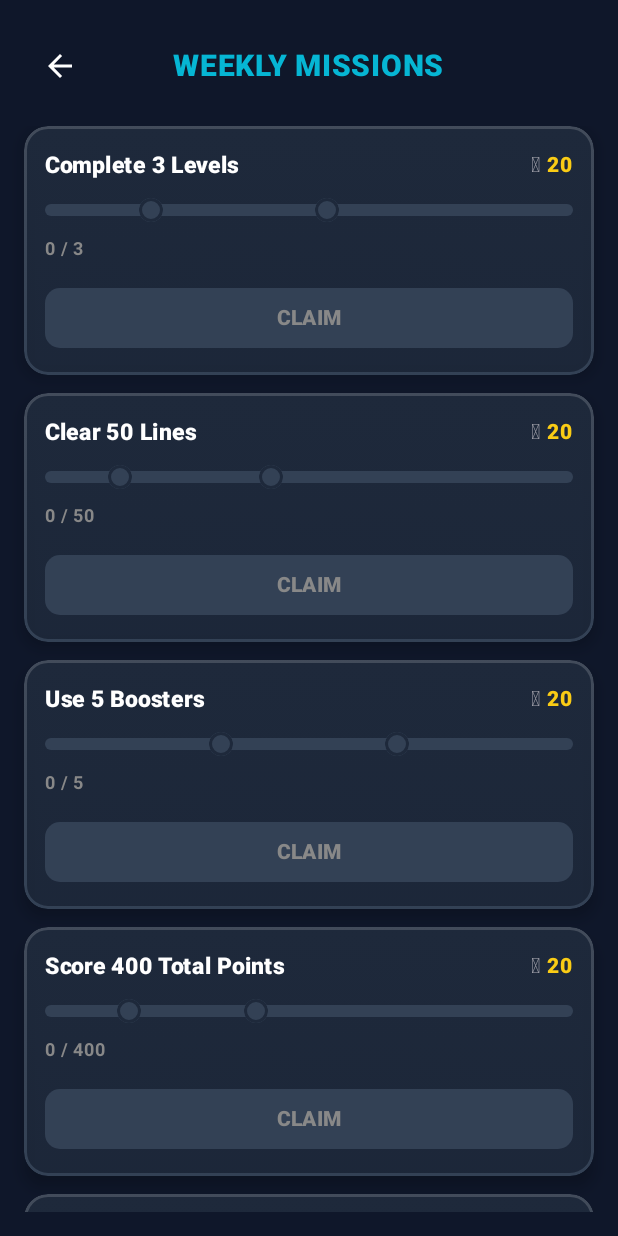
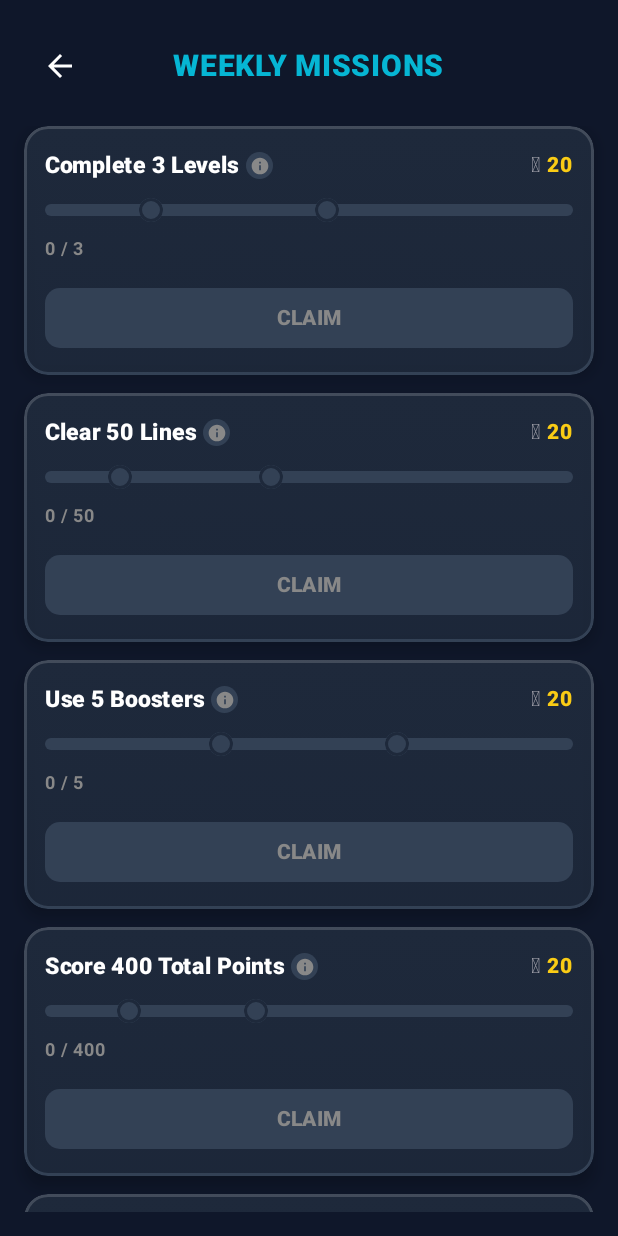
Before and after one commit to MiniAppFactory/boomblast, an Android app built with Jetpack Compose: the MissionsScreen screen opened through its navigation route, on a phone screen of 412 x 824 dp. Run offline under Robolectric (Android 15) with nearby library versions, the phone set to English and light mode, and no system bars; our stand-ins replace AdMob; pictures from the network do not load; 5 statements that could not run were skipped.

Commit message:
Faz 76: haftalik gorev kartlarina "i" bilgi ikonu + 3 tier detay overlay'i
Kullanici: "gorevlerin milestone kriterleri yazmiyor, hicbir yerde 3
tier'in tamamini goremiyorum." Baslik/ilerleme sadece AKTIF tier'i
gosteriyordu. Her kart basligina kucuk bir "i" ikonu eklendi, tiklaninca
3 tier'in tamamini (hedef+odul+durum: kilitli/hazir/alindi) listeleyen
bir AlertDialog aciliyor.

Dogrulama: compileDebugKotlin + testDebugUnitTest yesil, S8'de ekran
goruntusuyle dogrulandi.

Co-Authored-By: Claude Sonnet 5 <noreply@anthropic.com>
Claude-Session: https://claude.ai/code/session_01UK4d1BH9qBK1LWzSXFMapE

```diff
--- a/app/src/main/java/com/example/ui/missions/MissionsScreen.kt
+++ b/app/src/main/java/com/example/ui/missions/MissionsScreen.kt
@@ -2,6 +2,7 @@ package com.example.ui.missions
 
 import androidx.compose.foundation.background
 import androidx.compose.foundation.border
+import androidx.compose.foundation.clickable
 import androidx.compose.foundation.layout.Arrangement
 import androidx.compose.foundation.layout.Box
 import androidx.compose.foundation.layout.BoxWithConstraints
@@ -23,6 +24,8 @@ import androidx.compose.material.icons.Icons
 import androidx.compose.material.icons.automirrored.filled.ArrowBack
 import androidx.compose.material.icons.filled.Check
 import androidx.compose.material.icons.filled.EmojiEvents
+import androidx.compose.material.icons.filled.Info
+import androidx.compose.material3.AlertDialog
 import androidx.compose.material3.Button
 import androidx.compose.material3.ButtonDefaults
 import androidx.compose.material3.Icon
@@ -30,6 +33,10 @@ import androidx.compose.material3.IconButton
 import androidx.compose.material3.Surface
 import androidx.compose.material3.Text
 import androidx.compose.runtime.Composable
+import androidx.compose.runtime.getValue
+import androidx.compose.runtime.mutableStateOf
+import androidx.compose.runtime.remember
+import androidx.compose.runtime.setValue
 import androidx.compose.ui.Alignment
 import androidx.compose.ui.Modifier
 import androidx.compose.ui.draw.clip
@@ -179,6 +186,11 @@ private fun MissionCard(
     val allTiersClaimed = activeTierIndex == null
     val activeTier = activeTierIndex?.let { mission.tiers[it] } ?: mission.tiers.last()
     val isComplete = currentCount >= activeTier.target
+    // Faz 76: kullanici "milestone kriterleri hicbir yerde yazmiyor" dedi —
+    // karttaki baslik/ilerleme sadece AKTIF tier'i gosteriyordu, 3 tier'in
+    // tamamini gormenin bir yolu yoktu. Kucuk bir "i" ikonu tiklayinca
+    // 3 tier'in tamamini (hedef+odul) listeleyen kisa bir overlay aciliyor.
+    var showInfo by remember { mutableStateOf(false) }
     val isClaimable = !allTiersClaimed && isComplete
     val isClaimed = allTiersClaimed
 
@@ -213,13 +225,37 @@ private fun MissionCard(
                 horizontalArrangement = Arrangement.SpaceBetween,
                 verticalAlignment = Alignment.CenterVertically
             ) {
+                Row(
+                    modifier = Modifier.weight(1f),
+                    verticalAlignment = Alignment.CenterVertically
+                ) {
                     Text(
                         text = mission.title(language, if (allTiersClaimed) mission.tiers.last().target else activeTier.target),
                         fontSize = 15.sp,
                         fontWeight = FontWeight.Black,
                         color = palette.textPrimary,
-                    modifier = Modifier.weight(1f)
+                        maxLines = 1,
+                        overflow = androidx.compose.ui.text.style.TextOverflow.Ellipsis,
+                        modifier = Modifier.weight(1f, fill = false)
                     )
+                    Spacer(modifier = Modifier.width(4.dp))
+                    Box(
+                        modifier = Modifier
+                            .size(18.dp)
+                            .clip(CircleShape)
+                            .background(palette.cardAlt)
+                            .clickable { showInfo = true }
+                            .testTag("mission_info_${mission.id}"),
+                        contentAlignment = Alignment.Center
+                    ) {
+                        Icon(
+                            imageVector = Icons.Filled.Info,
+                            contentDescription = language.pick(tr = "Görev detayı", en = "Mission details", it = "Dettagli missione", fr = "Détails de la mission", es = "Detalles de la misión"),
+                            tint = palette.textSecondary,
+                            modifier = Modifier.size(13.dp)
+                        )
+                    }
+                }
 
                 Spacer(modifier = Modifier.width(8.dp))
 
@@ -339,6 +375,44 @@ private fun MissionCard(
             }
         }
     }
+
+    if (showInfo) {
+        AlertDialog(
+            onDismissRequest = { showInfo = false },
+            confirmButton = {
+                Button(onClick = { showInfo = false }) {
+                    Text(text = language.pick(tr = "Tamam", en = "OK", it = "OK", fr = "OK", es = "OK"))
+                }
+            },
+            title = {
+                Text(
+                    text = language.pick(tr = "Görev Basamakları", en = "Mission Tiers", it = "Livelli Missione", fr = "Paliers de Mission", es = "Niveles de Misión"),
+                    fontWeight = FontWeight.Black
+                )
+            },
+            text = {
+                Column {
+                    mission.tiers.forEachIndexed { tierIndex, tier ->
+                        if (tierIndex > 0) Spacer(modifier = Modifier.height(8.dp))
+                        val tierStatus = when {
+                            tierIndex in claimedTiers -> language.pick(tr = "✅ Alındı", en = "✅ Claimed", it = "✅ Riscosso", fr = "✅ Réclamé", es = "✅ Reclamado")
+                            currentCount >= tier.target -> language.pick(tr = "🟢 Hazır", en = "🟢 Ready", it = "🟢 Pronto", fr = "🟢 Prêt", es = "🟢 Listo")
+                            else -> language.pick(tr = "🔒 Kilitli", en = "🔒 Locked", it = "🔒 Bloccato", fr = "🔒 Verrouillé", es = "🔒 Bloqueado")
+                        }
+                        Text(
+                            text = "${tierIndex + 1}. ${mission.title(language, tier.target)} — ${tier.rewardTokens} 🪙",
+                            fontSize = 14.sp,
+                            fontWeight = FontWeight.Bold
+                        )
+                        Text(
+                            text = tierStatus,
+                            fontSize = 12.sp
+                        )
+                    }
+                }
+            }
+        )
+    }
 }
 
 private enum class TierDotState { CLAIMED, READY, LOCKED }
```
Lines whose indentation alone changed are shown as unchanged.
